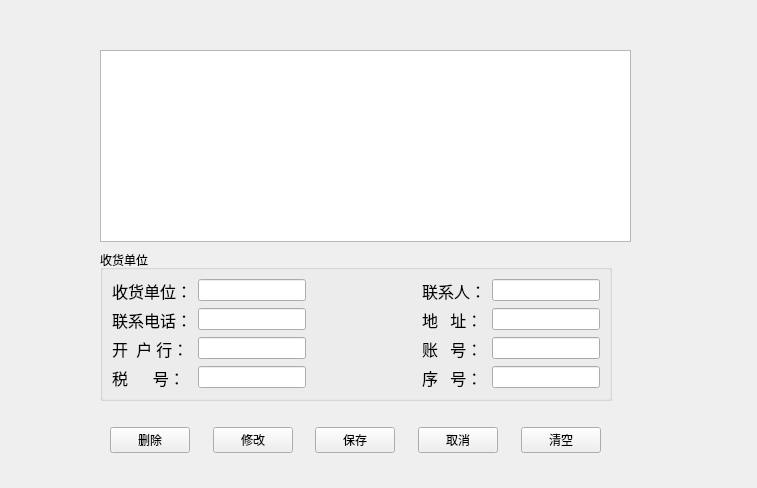
Old version of the form ui/receiver_manage.ui in the repository yuyan235813/balance_platform.
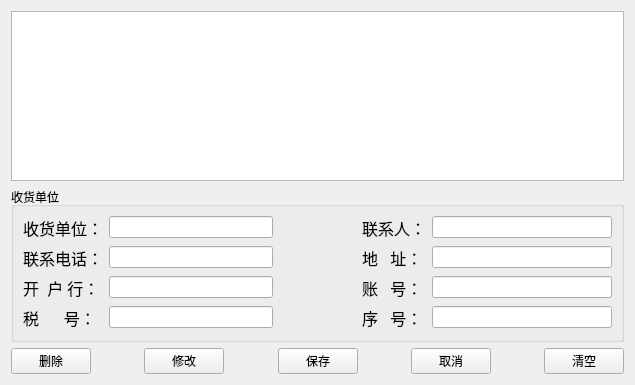
New version of the form.

Diff of the .ui file:
```diff
--- a/ui/receiver_manage.ui
+++ b/ui/receiver_manage.ui
@@ -6,28 +6,37 @@
    <rect>
     <x>0</x>
     <y>0</y>
-    <width>757</width>
-    <height>488</height>
+    <width>635</width>
+    <height>385</height>
    </rect>
   </property>
+  <property name="minimumSize">
+   <size>
+    <width>635</width>
+    <height>385</height>
+   </size>
+  </property>
+  <property name="maximumSize">
+   <size>
+    <width>635</width>
+    <height>385</height>
+   </size>
+  </property>
   <property name="windowTitle">
    <string>收货单位管理</string>
   </property>
+  <layout class="QVBoxLayout" name="verticalLayout_2">
+   <item>
+    <widget class="QTableView" name="tableView"/>
+   </item>
+   <item>
   <widget class="QGroupBox" name="groupBox">
-   <property name="geometry">
-    <rect>
-     <x>100</x>
-     <y>250</y>
-     <width>512</width>
-     <height>151</height>
-    </rect>
-   </property>
    <property name="title">
     <string>收货单位</string>
    </property>
    <layout class="QVBoxLayout" name="verticalLayout">
     <item>
-     <layout class="QHBoxLayout" name="horizontalLayout_2">
+       <layout class="QHBoxLayout" name="horizontalLayout_2" stretch="6,2,6">
       <item>
        <layout class="QFormLayout" name="formLayout">
         <item row="0" column="0">
@@ -197,16 +206,9 @@
     </item>
    </layout>
   </widget>
-  <widget class="QWidget" name="layoutWidget">
-   <property name="geometry">
-    <rect>
-     <x>110</x>
-     <y>420</y>
-     <width>491</width>
-     <height>41</height>
-    </rect>
-   </property>
-   <layout class="QHBoxLayout" name="horizontalLayout_3" stretch="0,0,0,6,0,0,0,0,0,0">
+   </item>
+   <item>
+    <layout class="QHBoxLayout" name="horizontalLayout_3" stretch="0,0,0,0,0,0,0,0,0">
     <item>
      <widget class="QPushButton" name="savePushButton_3">
       <property name="text">
@@ -234,19 +236,6 @@
       </property>
      </widget>
     </item>
-    <item>
-     <spacer name="horizontalSpacer_6">
-      <property name="orientation">
-       <enum>Qt::Horizontal</enum>
-      </property>
-      <property name="sizeHint" stdset="0">
-       <size>
-        <width>40</width>
-        <height>20</height>
-       </size>
-      </property>
-     </spacer>
-    </item>
     <item>
      <spacer name="horizontalSpacer_9">
       <property name="orientation">
@@ -308,17 +297,8 @@
      </widget>
     </item>
    </layout>
-  </widget>
-  <widget class="QTableView" name="tableView">
-   <property name="geometry">
-    <rect>
-     <x>100</x>
-     <y>50</y>
-     <width>531</width>
-     <height>192</height>
-    </rect>
-   </property>
-  </widget>
+   </item>
+  </layout>
  </widget>
  <resources/>
  <connections/>
```
Left out of the diff: 4 changed lines with no effect on the pictures. Lines whose indentation alone changed are shown as unchanged.
